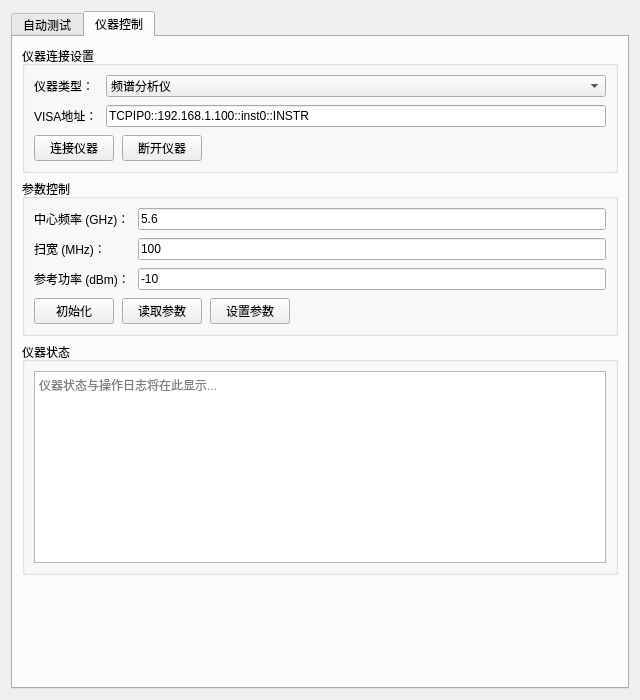
Qt form autotestwindow.ui (jinglun233/AntennaTestSystemzjl) before a commit.
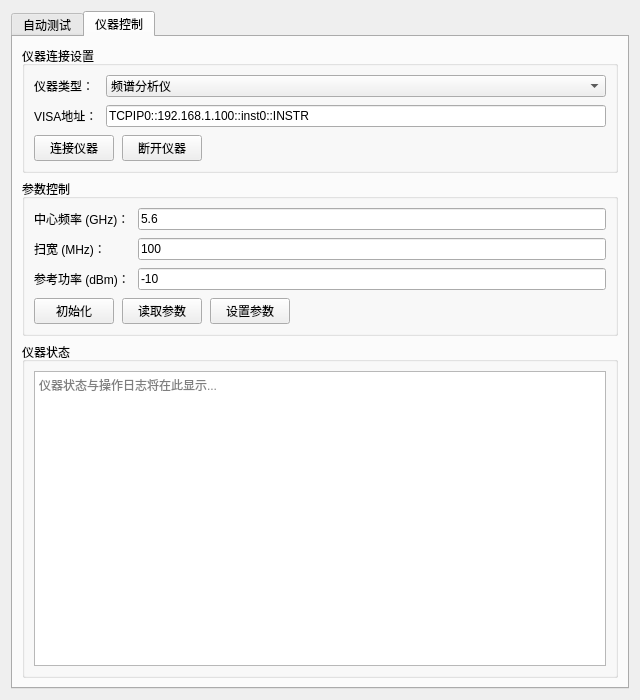
The same form after that commit. The open tabs and pages were chosen to show the change.

The edit to the form file:
```diff
--- a/autotestwindow.ui
+++ b/autotestwindow.ui
@@ -473,19 +473,6 @@
          </layout>
         </widget>
        </item>
-       <item>
-        <spacer name="instrumentVerticalSpacer">
-         <property name="orientation">
-          <enum>Qt::Vertical</enum>
-         </property>
-         <property name="sizeHint" stdset="0">
-          <size>
-           <width>0</width>
-           <height>0</height>
-          </size>
-         </property>
-        </spacer>
-       </item>
       </layout>
      </widget>
     </widget>
```
Left out of the diff: 48 changed lines with no effect on the pictures.
